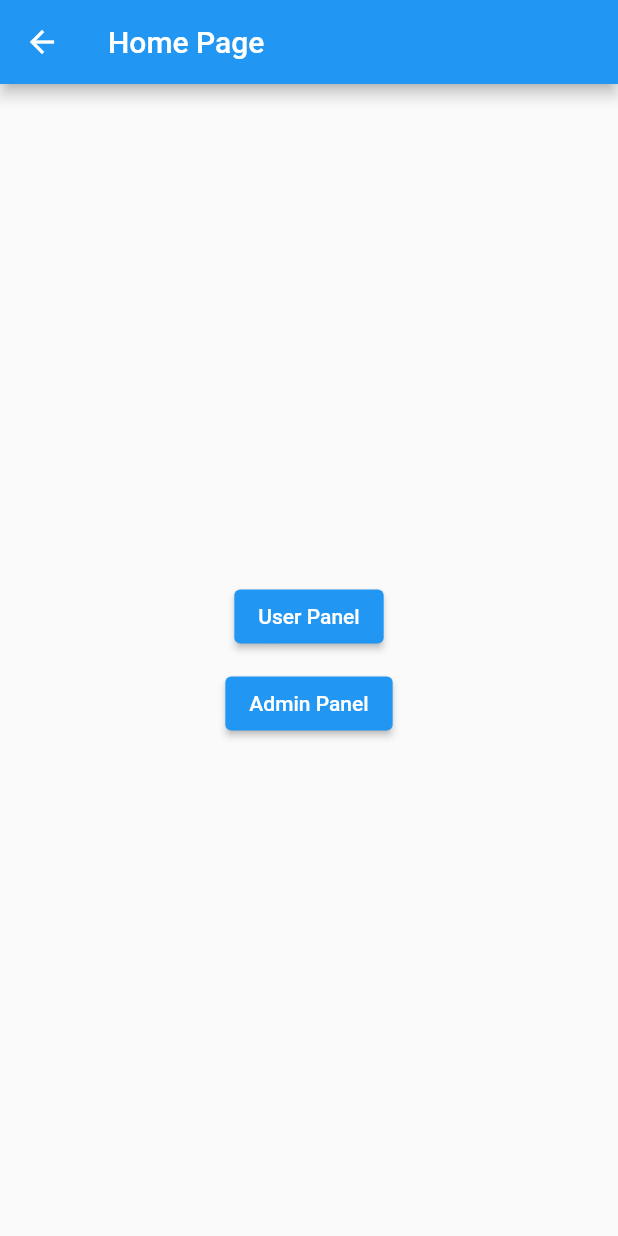
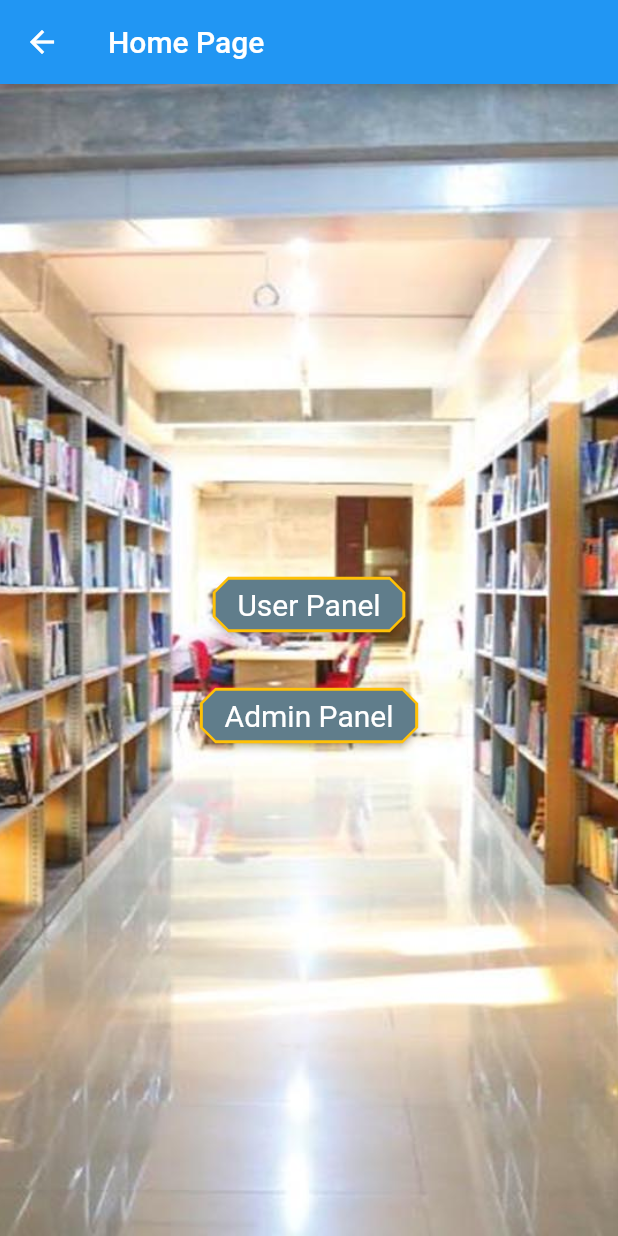
Before and after one commit to muradhossin/library_management, a Flutter app: the HomePage screen opened by its route, on a phone screen of 412 x 824 dp. Run offline on Flutter 3.47's test engine with Material 2 defaults, Android fonts, the phone set to English and light mode, and no system bars; our stand-ins replace carousel_slider, dropdown_button2, flutter_rating_bar; missing offline and left inert: comment_box, dart:js.

Commit message:
modified home page and login page

```diff
--- a/lib/main.dart
+++ b/lib/main.dart
@@ -15,7 +15,7 @@ import 'package:library_management/pages/user/user_signup.dart';
 void main(){
   runApp(MaterialApp(
     debugShowCheckedModeBanner: false,
-    initialRoute: AdminBookListPage.routeName,
+    initialRoute: HomePage.routeName,
     routes: {
       HomePage.routeName: (context) => HomePage(),
       LoginPage.routeName: (context) => LoginPage(),
--- a/lib/pages/home_page.dart
+++ b/lib/pages/home_page.dart
@@ -12,22 +12,54 @@ class HomePage extends StatelessWidget {
       appBar: AppBar(
         title: const Text('Home Page'),
       ),
-      body: Center(
+      body: Container(
+        height: double.infinity,
+        width: double.infinity,
+        decoration: BoxDecoration(
+          image: DecorationImage(
+            image: AssetImage('images/img5.jpg'),
+            fit: BoxFit.cover,
+          )
+        ),
         child: Column(
           mainAxisAlignment: MainAxisAlignment.center,
           children: [
-            ElevatedButton(
+            Padding(
+              padding: const EdgeInsets.all(8.0),
+              child: ElevatedButton(
+                style: ElevatedButton.styleFrom(
+                 primary : Colors.blueGrey,
+                  side: BorderSide(color: Colors.amber, width: 1),
+                  textStyle: const TextStyle(
+                      color: Colors.white, fontSize: 20, fontStyle: FontStyle.normal),
+                  shape: BeveledRectangleBorder(
+                      borderRadius: BorderRadius.all(Radius.circular(10))),
+
+                ),
                 onPressed: (){
                   Navigator.pushNamed(context, LoginPage.routeName);
                 },
                 child: const Text('User Panel'),
               ),
+            ),
             const SizedBox(height: 10,),
-            ElevatedButton(
+            Padding(
+              padding: const EdgeInsets.all(8.0),
+              child: ElevatedButton(
+                style: ElevatedButton.styleFrom(
+                  primary : Colors.blueGrey,
+                  side: BorderSide(color: Colors.amber, width: 1),
+                  textStyle: const TextStyle(
+                      color: Colors.white, fontSize: 20, fontStyle: FontStyle.normal),
+                  shape: BeveledRectangleBorder(
+                      borderRadius: BorderRadius.all(Radius.circular(10))),
+
+                ),
                 onPressed: (){
                   Navigator.pushNamed(context, LoginPage.routeName);
                 },
                 child: const Text('Admin Panel'),
+              ),
             ),
           ],
         ),
--- a/lib/pages/user/book_info_page.dart
+++ b/lib/pages/user/book_info_page.dart
@@ -1,6 +1,7 @@
 import 'package:comment_box/comment/comment.dart';
 import 'package:flutter/material.dart';
 import 'package:flutter_rating_bar/flutter_rating_bar.dart';
+import 'package:library_management/pages/user/booking_book_page.dart';
 
 class BookInfoPage extends StatelessWidget {
   const BookInfoPage({Key? key}) : super(key: key);
@@ -66,7 +67,9 @@ class BookInfoPage extends StatelessWidget {
             width: 15,
           ),
           IconButton(
-            onPressed: () {},
+            onPressed: () {
+              Navigator.pushNamed(context, BookingBookPage.routeName);
+            },
             icon: const Icon(Icons.shopping_cart),
           ),
           Builder(
--- a/lib/pages/user/user_home_page.dart
+++ b/lib/pages/user/user_home_page.dart
@@ -1,6 +1,7 @@
 import 'package:dropdown_button2/dropdown_button2.dart';
 import 'package:flutter/material.dart';
 import 'package:carousel_slider/carousel_slider.dart';
+import 'package:library_management/pages/user/book_info_page.dart';
 
 class UserHomePage extends StatefulWidget {
   const UserHomePage({Key? key}) : super(key: key);
@@ -156,6 +157,9 @@ class _UserHomePageState extends State<UserHomePage> {
               shape: Border.all(color: Colors.blue.shade300, width: 1),
               shadowColor: Colors.blueGrey,
               child: ListTile(
+                onTap: (){
+                  Navigator.pushNamed(context, BookInfoPage.routeName);
+                },
                 leading:  Image.asset('images/1.jpg'),
                 title: Text('Pother Pachali'),
                 subtitle:
```
Also changed, not shown: lib/pages/login_page.dart (+99 -27 lines), images/img2.png (added), images/img4.png (added), images/img5.jpg (added), pubspec.lock. Lines whose indentation alone changed are shown as unchanged.
